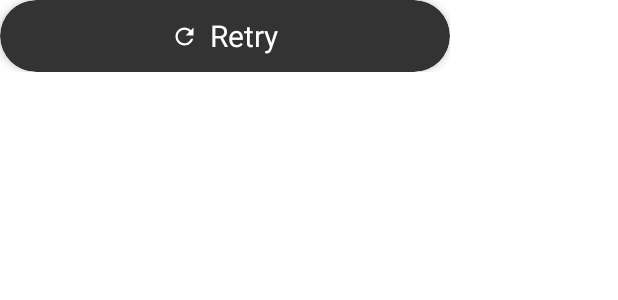
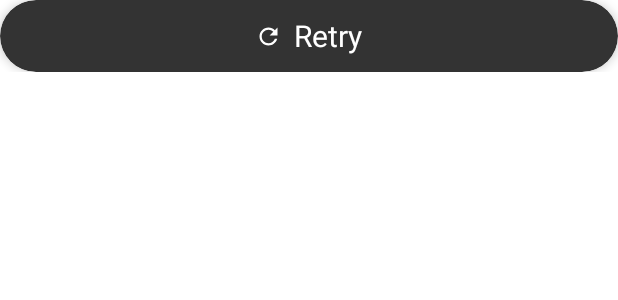
Before and after one commit to Pick-Point/PickPoint, an Android app built with Jetpack Compose: the @Preview function RetryButtonPreview, on a phone screen of 412 x 824 dp. Shown: the top 300 px of the screen. Run offline under Robolectric (Android 15) with nearby library versions, the phone set to English and light mode, and no system bars.

Commit message:
[feat]: Retry 버튼 추가  (#23)

```diff
--- a/app/src/main/java/com/pickpoint/pickpoint/ui/common/component/RetryButton.kt
+++ b/app/src/main/java/com/pickpoint/pickpoint/ui/common/component/RetryButton.kt
@@ -1,6 +1,7 @@
 package com.pickpoint.pickpoint.ui.common.component
 
 import androidx.compose.foundation.layout.Spacer
+import androidx.compose.foundation.layout.fillMaxWidth
 import androidx.compose.foundation.layout.height
 import androidx.compose.foundation.layout.width
 import androidx.compose.foundation.shape.RoundedCornerShape
@@ -20,7 +21,10 @@ import androidx.compose.ui.unit.sp
 import com.pickpoint.pickpoint.R
 
 @Composable
-fun RetryButton(retry: () -> Unit) {
+fun RetryButton(
+    modifier: Modifier = Modifier,
+    retry: () -> Unit
+) {
 
     Button(
         onClick = { retry() },
@@ -29,8 +33,8 @@ fun RetryButton(retry: () -> Unit) {
             contentColor = Color(0xFFFFFFFF),
         ),
         shape = RoundedCornerShape(100.dp),
-        modifier = Modifier
-            .width(300.dp)
+        modifier = modifier
+            .fillMaxWidth()
             .height(48.dp)
             .shadow(4.dp, RoundedCornerShape(100.dp))
     ) {
@@ -49,7 +53,7 @@ fun RetryButton(retry: () -> Unit) {
 
 }
 
-@Preview
+@Preview(showBackground = true)
 @Composable
 fun RetryButtonPreview() {
     RetryButton(retry = { /* Handle retry click */ })
```
Also changed, not shown: app/src/main/java/com/pickpoint/pickpoint/ui/whattodo/component/WTDBottomSheetContent.kt (added, +94 -0 lines).
